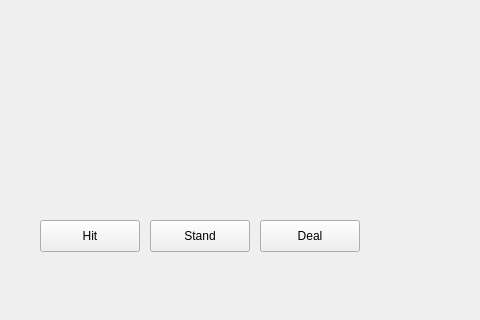
First picture: the form in game.ui, repository jasonpliszak/BlackJackGame_EC327, before the edit; both pictures show x 0 to 480 and y 330 to 650 of the 1000 by 650 pixel window.
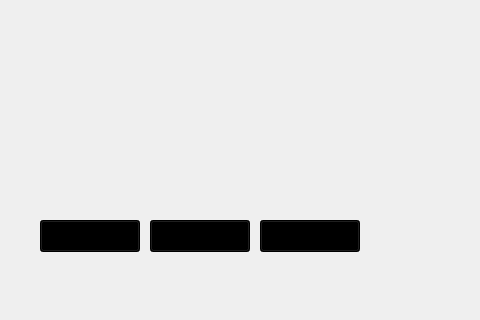
Second picture: the form after the edit. Icons and pictures are not drawn.

Diff of the .ui file:
```diff
--- a/game.ui
+++ b/game.ui
@@ -13,6 +13,9 @@
   <property name="windowTitle">
    <string>Form</string>
   </property>
+  <property name="autoFillBackground">
+   <bool>true</bool>
+  </property>
   <property name="styleSheet">
    <string notr="true">background-image:url(:/images/bjtable.jpg); background-size:cover;</string>
   </property>
@@ -66,6 +69,10 @@
      <height>32</height>
     </rect>
    </property>
+   <property name="styleSheet">
+    <string notr="true">background-color: rgb(0, 0, 0);
+border-color: rgb(255, 255, 255);</string>
+   </property>
    <property name="text">
     <string>Hit</string>
    </property>
@@ -79,6 +86,10 @@
      <height>32</height>
     </rect>
    </property>
+   <property name="styleSheet">
+    <string notr="true">background-color: rgb(0, 0, 0);
+border-color: rgb(255, 255, 255);</string>
+   </property>
    <property name="text">
     <string>Stand</string>
    </property>
@@ -92,6 +103,11 @@
      <height>32</height>
     </rect>
    </property>
+   <property name="styleSheet">
+    <string notr="true">border-color: rgb(255, 255, 255);
+background-color: rgb(0, 0, 0);
+</string>
+   </property>
    <property name="text">
     <string>Deal</string>
    </property>
@@ -286,6 +302,35 @@
     <bool>true</bool>
    </property>
   </widget>
+  <widget class="QLabel" name="Background">
+   <property name="geometry">
+    <rect>
+     <x>10</x>
+     <y>-10</y>
+     <width>991</width>
+     <height>661</height>
+    </rect>
+   </property>
+   <property name="text">
+    <string/>
+   </property>
+  </widget>
+  <zorder>Background</zorder>
+  <zorder>DC5</zorder>
+  <zorder>DC4</zorder>
+  <zorder>DC3</zorder>
+  <zorder>DC2</zorder>
+  <zorder>DC1</zorder>
+  <zorder>PC1</zorder>
+  <zorder>PC2</zorder>
+  <zorder>PC5</zorder>
+  <zorder>PC4</zorder>
+  <zorder>PC3</zorder>
+  <zorder>Dealer</zorder>
+  <zorder>Player</zorder>
+  <zorder>Hit</zorder>
+  <zorder>Stand</zorder>
+  <zorder>Deal</zorder>
  </widget>
  <resources>
   <include location="cards.qrc"/>
```
Left out of the diff: 6 changed lines with no effect on the pictures.
